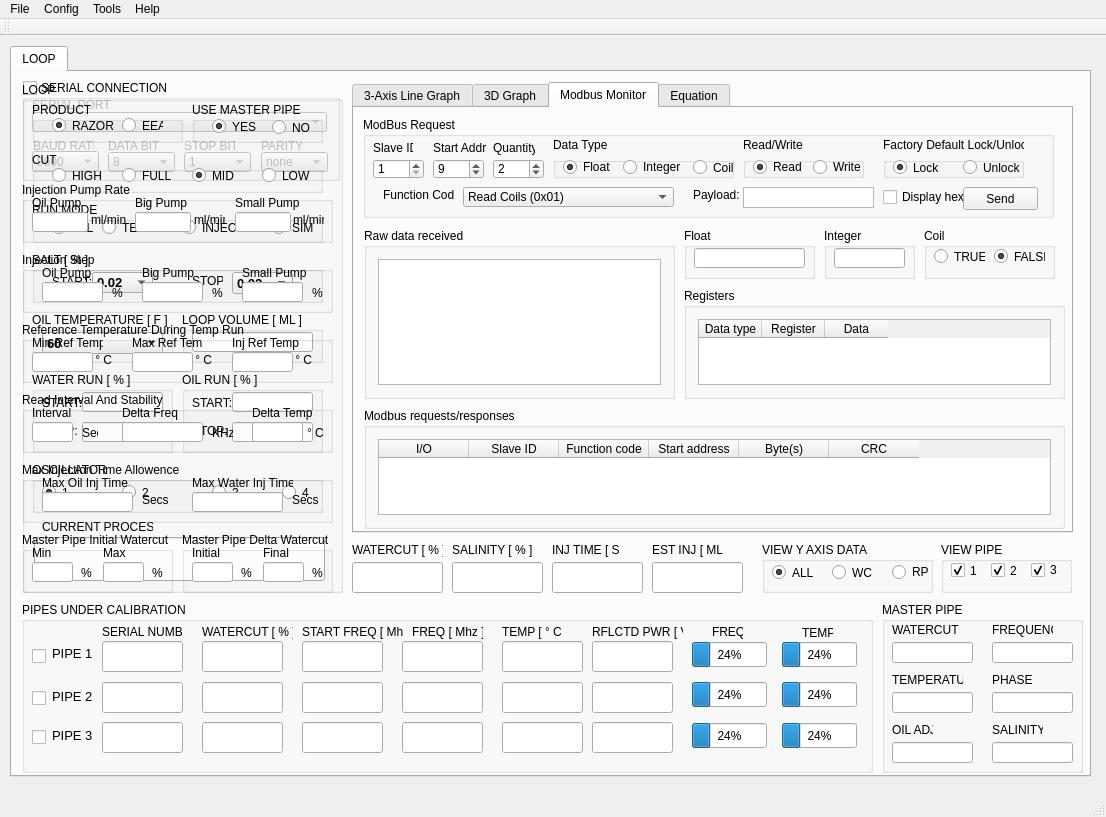
The window that Sparky/forms/mainwindow.ui (embeddedlinuxer/Sparky) describes before a commit, drawn with Qt 5.
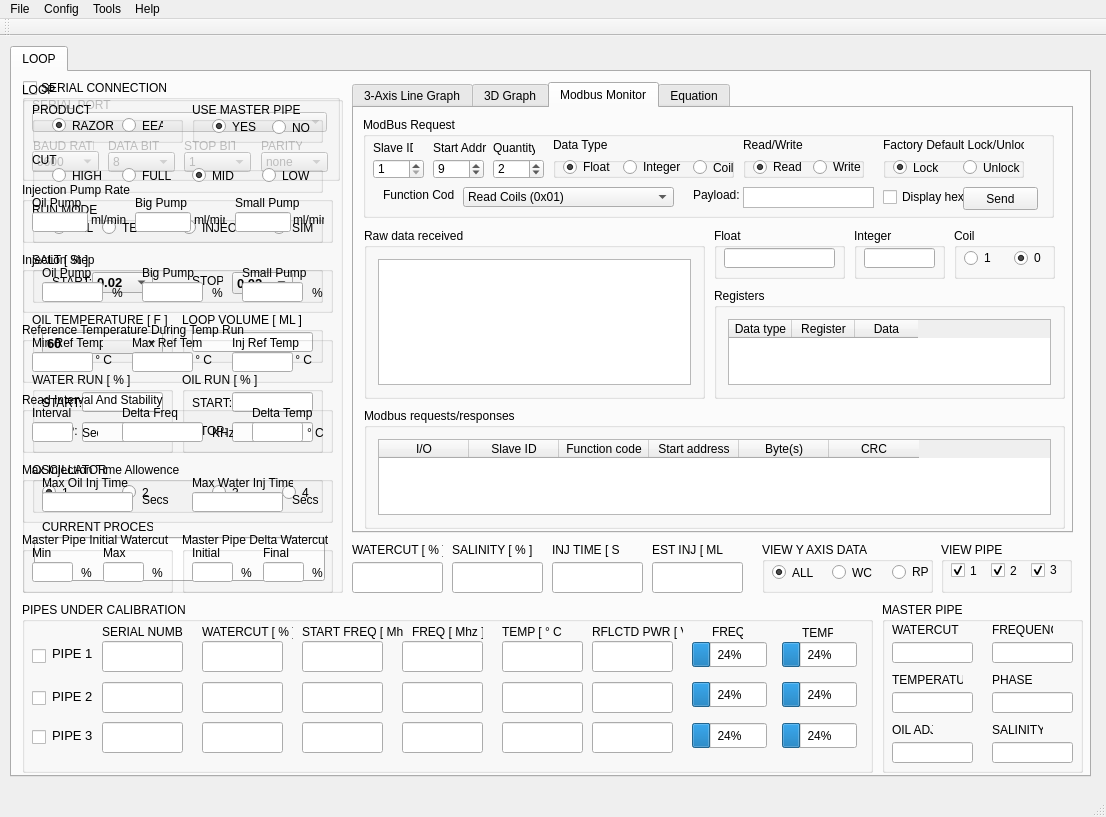
The same window after the commit. The open tabs and pages were chosen to show the change. Icons and pictures are not drawn.

Patch:
```diff
--- a/Sparky/forms/mainwindow.ui
+++ b/Sparky/forms/mainwindow.ui
@@ -2673,7 +2673,7 @@
          <rect>
           <x>10</x>
           <y>120</y>
-          <width>311</width>
+          <width>341</width>
           <height>171</height>
          </rect>
         </property>
@@ -2769,9 +2769,9 @@
        <widget class="QGroupBox" name="groupBox_4">
         <property name="geometry">
          <rect>
-          <x>330</x>
+          <x>360</x>
           <y>180</y>
-          <width>381</width>
+          <width>351</width>
           <height>111</height>
          </rect>
         </property>
@@ -2815,7 +2815,7 @@
        <widget class="QGroupBox" name="groupBox_103">
         <property name="geometry">
          <rect>
-          <x>330</x>
+          <x>360</x>
           <y>120</y>
           <width>131</width>
           <height>51</height>
@@ -2847,7 +2847,7 @@
         </property>
         <property name="geometry">
          <rect>
-          <x>470</x>
+          <x>500</x>
           <y>120</y>
           <width>91</width>
           <height>51</height>
@@ -2879,9 +2879,9 @@
         </property>
         <property name="geometry">
          <rect>
-          <x>570</x>
+          <x>600</x>
           <y>120</y>
-          <width>131</width>
+          <width>101</width>
           <height>51</height>
          </rect>
         </property>
@@ -2893,25 +2893,25 @@
           <rect>
            <x>10</x>
            <y>20</y>
-           <width>51</width>
-           <height>17</height>
+           <width>41</width>
+           <height>20</height>
           </rect>
          </property>
          <property name="text">
-          <string>TRUE</string>
+          <string>1</string>
          </property>
         </widget>
         <widget class="QRadioButton" name="radioButton_185">
          <property name="geometry">
           <rect>
-           <x>70</x>
+           <x>60</x>
            <y>20</y>
-           <width>51</width>
-           <height>17</height>
+           <width>31</width>
+           <height>20</height>
           </rect>
          </property>
          <property name="text">
-          <string>FALSE</string>
+          <string>0</string>
          </property>
          <property name="checked">
           <bool>true</bool>
```
Left out of the diff: 2 changed lines with no effect on the pictures.
